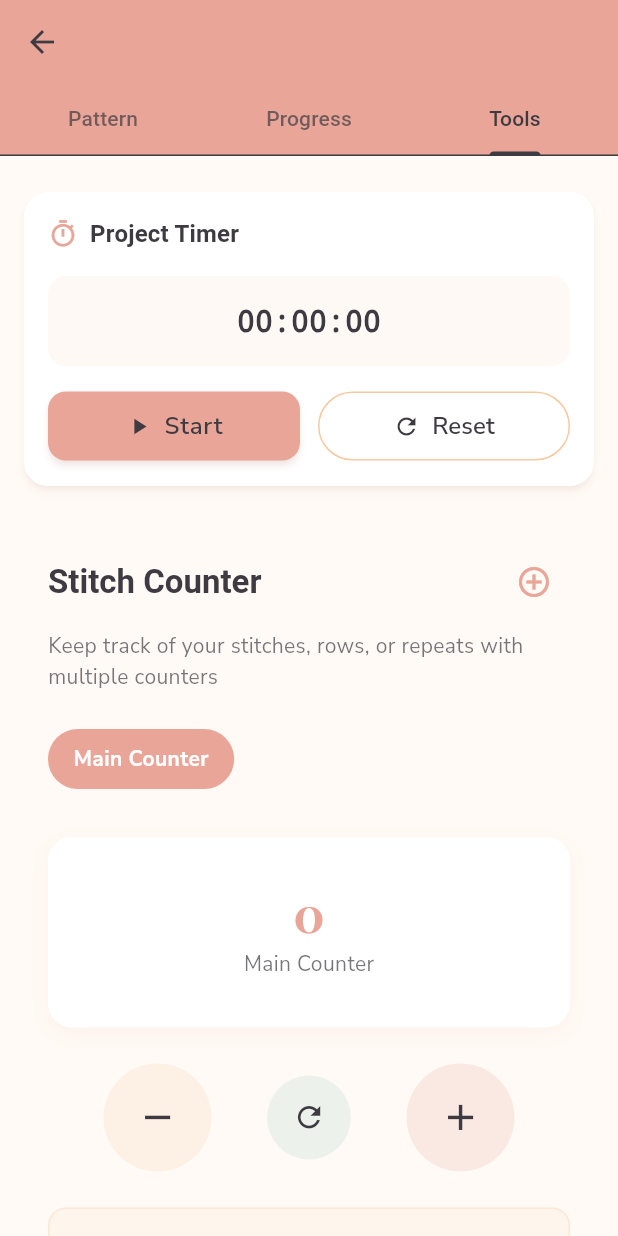
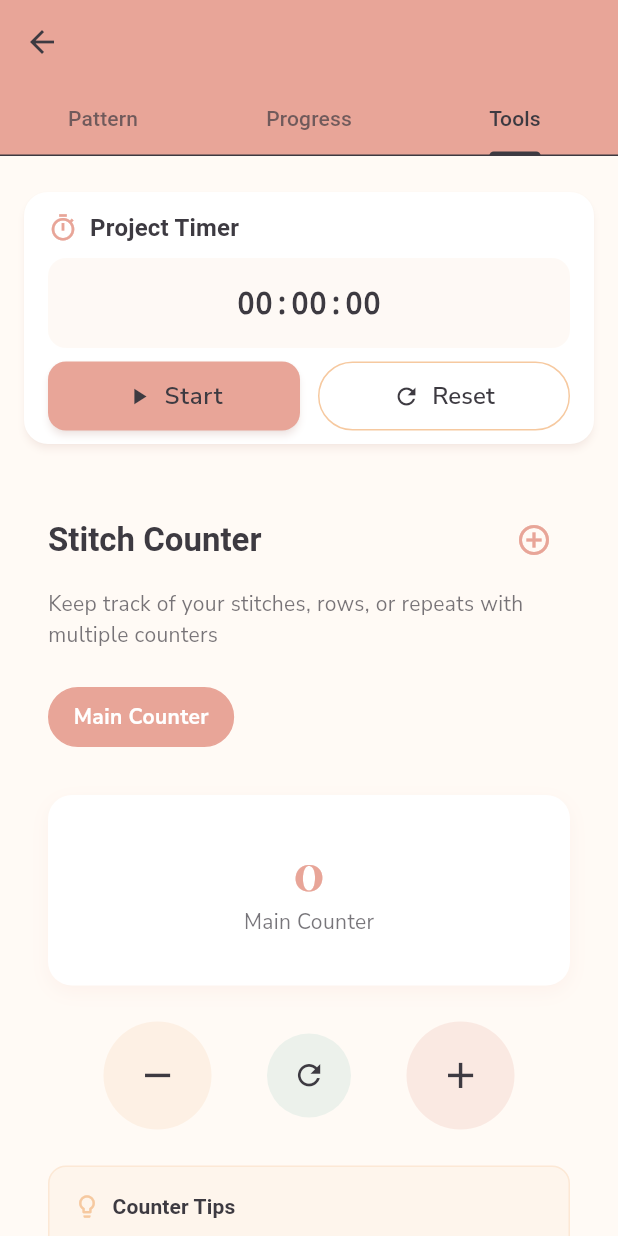
Before and after one commit to NurjahanJ/StitchPal, a Flutter app: the ProjectTrackerScreen screen opened directly with empty values, tab 3 chosen, on a phone screen of 412 x 824 dp. Run offline on Flutter 3.47's test engine with Material 3 defaults, Android fonts, the phone set to English and light mode, and no system bars; our stand-ins replace flutter_dotenv, google_fonts, permission_handler.

Commit message:
Fixed overflowed issue

```diff
--- a/lib/widgets/project_timer.dart
+++ b/lib/widgets/project_timer.dart
@@ -75,13 +75,14 @@ class _ProjectTimerState extends State<ProjectTimer> {
 
   @override
   Widget build(BuildContext context) {
-    return Card(
-      elevation: 2,
-      shape: RoundedRectangleBorder(
-        borderRadius: BorderRadius.circular(16),
-      ),
-      child: Padding(
-        padding: const EdgeInsets.all(16.0),
+    return SingleChildScrollView(
+      child: Card(
+        elevation: 2,
+        shape: RoundedRectangleBorder(
+          borderRadius: BorderRadius.circular(16),
+        ),
+        child: Padding(
+        padding: const EdgeInsets.fromLTRB(16.0, 12.0, 16.0, 8.0),
         child: Column(
           crossAxisAlignment: CrossAxisAlignment.start,
           children: [
@@ -102,7 +103,7 @@ class _ProjectTimerState extends State<ProjectTimer> {
               ],
             ),
 
-            const SizedBox(height: 16),
+            const SizedBox(height: 8),
 
             // Timer display
             Container(
@@ -122,7 +123,7 @@ class _ProjectTimerState extends State<ProjectTimer> {
               ),
             ),
 
-            const SizedBox(height: 16),
+            const SizedBox(height: 8),
 
             // Timer controls
             Row(
@@ -164,6 +165,7 @@ class _ProjectTimerState extends State<ProjectTimer> {
           ],
         ),
       ),
+      ),
     );
   }
 }
--- a/lib/widgets/stitch_counter.dart
+++ b/lib/widgets/stitch_counter.dart
@@ -70,9 +70,10 @@ class _StitchCounterState extends State<StitchCounter> {
 
   @override
   Widget build(BuildContext context) {
-    return Padding(
-      padding: const EdgeInsets.all(16.0),
-      child: Column(
+    return SingleChildScrollView(
+      child: Padding(
+        padding: const EdgeInsets.fromLTRB(16.0, 16.0, 16.0, 24.0),
+        child: Column(
         crossAxisAlignment: CrossAxisAlignment.start,
         children: [
           // Header
@@ -260,6 +261,7 @@ class _StitchCounterState extends State<StitchCounter> {
             ),
           ),
         ],
+        ),
       ),
     );
   }
--- a/pubspec.yaml
+++ b/pubspec.yaml
@@ -53,6 +53,7 @@ dependencies:
   # Permission handling for notifications
   permission_handler: ^11.3.0
   intl: ^0.20.2
+  flutter_local_notifications: ^19.2.0
 
 dev_dependencies:
   flutter_test:
@@ -78,7 +79,6 @@ flutter:
 
   # Assets for the StitchPal app
   assets:
-    - assets/images/
     - .env
 
   # An image asset can refer to one or more resolution-specific "variants", see
```
Also changed, not shown: lib/screens/crochet_tools_screen.dart (+16 -6 lines), lib/widgets/crochet_timer.dart (+4 -6 lines), pubspec.lock, 2 other files.
